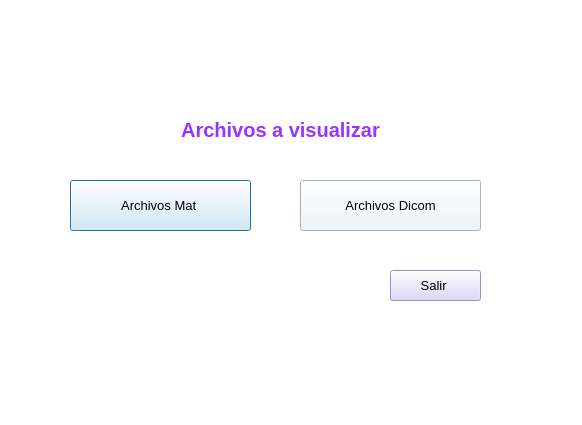
First picture: the form in Vista2.ui, repository CarlosSolano17/Trabajo-Final-Info-2, before the edit.
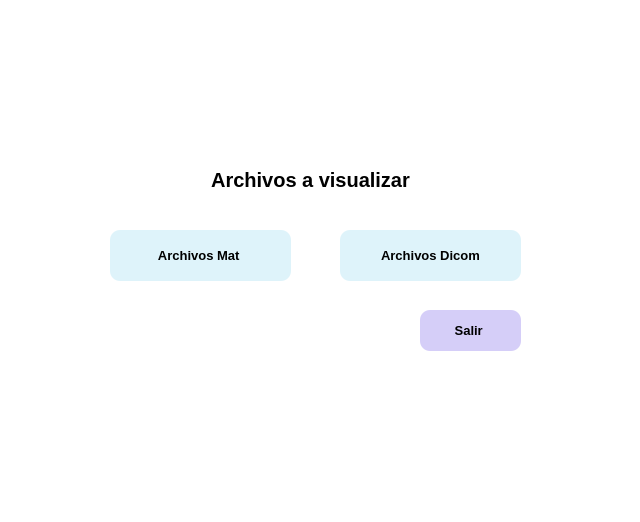
Second picture: the form after the edit. Icons and pictures are not drawn.

What changed in the file:
```diff
--- a/Vista2.ui
+++ b/Vista2.ui
@@ -6,8 +6,8 @@
    <rect>
     <x>0</x>
     <y>0</y>
-    <width>582</width>
-    <height>425</height>
+    <width>640</width>
+    <height>522</height>
    </rect>
   </property>
   <property name="font">
@@ -24,8 +24,8 @@
   <widget class="QPushButton" name="mat">
    <property name="geometry">
     <rect>
-     <x>70</x>
-     <y>180</y>
+     <x>110</x>
+     <y>230</y>
      <width>181</width>
      <height>51</height>
     </rect>
@@ -33,10 +33,11 @@
    <property name="font">
     <font>
      <pointsize>10</pointsize>
+     <bold>true</bold>
     </font>
    </property>
    <property name="styleSheet">
-    <string notr="true">background-color: rgb(222, 243, 250);</string>
+    <string notr="true">background-color: rgb(222, 243, 250);border-radius: 10px;</string>
    </property>
    <property name="text">
     <string>Archivos Mat </string>
@@ -45,8 +46,8 @@
   <widget class="QPushButton" name="dicom">
    <property name="geometry">
     <rect>
-     <x>300</x>
-     <y>180</y>
+     <x>340</x>
+     <y>230</y>
      <width>181</width>
      <height>51</height>
     </rect>
@@ -54,11 +55,12 @@
    <property name="font">
     <font>
      <pointsize>10</pointsize>
+     <bold>true</bold>
     </font>
    </property>
    <property name="styleSheet">
-    <string notr="true">background-color: rgb(244, 251, 252);
-background-color: rgb(234, 245, 249);</string>
+    <string notr="true">border-radius: 10px;
+background-color: rgb(222, 243, 250);</string>
    </property>
    <property name="text">
     <string>Archivos Dicom</string>
@@ -67,19 +69,20 @@
   <widget class="QPushButton" name="BotonSalir">
    <property name="geometry">
     <rect>
-     <x>390</x>
-     <y>270</y>
-     <width>91</width>
-     <height>31</height>
+     <x>420</x>
+     <y>310</y>
+     <width>101</width>
+     <height>41</height>
     </rect>
    </property>
    <property name="font">
     <font>
      <pointsize>10</pointsize>
+     <bold>true</bold>
     </font>
    </property>
    <property name="styleSheet">
-    <string notr="true">background-color: rgb(213, 206, 248);</string>
+    <string notr="true">background-color: rgb(213, 206, 248);border-radius: 10px;</string>
    </property>
    <property name="text">
     <string>Salir </string>
@@ -88,8 +91,8 @@
   <widget class="QLabel" name="label">
    <property name="geometry">
     <rect>
-     <x>130</x>
-     <y>100</y>
+     <x>160</x>
+     <y>150</y>
      <width>301</width>
      <height>61</height>
     </rect>
@@ -101,16 +104,16 @@
     </font>
    </property>
    <property name="text">
-    <string>&lt;html&gt;&lt;head/&gt;&lt;body&gt;&lt;p align=&quot;center&quot;&gt;&lt;span style=&quot; color:#9933ff;&quot;&gt;Archivos a visualizar&lt;/span&gt;&lt;/p&gt;&lt;/body&gt;&lt;/html&gt;</string>
+    <string>&lt;html&gt;&lt;head/&gt;&lt;body&gt;&lt;p align=&quot;center&quot;&gt;&lt;span style=&quot; color:#000000;&quot;&gt;Archivos a visualizar&lt;/span&gt;&lt;/p&gt;&lt;/body&gt;&lt;/html&gt;</string>
    </property>
   </widget>
   <widget class="QLabel" name="label_2">
    <property name="geometry">
     <rect>
-     <x>20</x>
-     <y>10</y>
-     <width>551</width>
-     <height>91</height>
+     <x>0</x>
+     <y>380</y>
+     <width>631</width>
+     <height>141</height>
     </rect>
    </property>
    <property name="text">
@@ -123,13 +126,13 @@
     <bool>true</bool>
    </property>
   </widget>
-  <widget class="QLabel" name="label_3">
+  <widget class="QLabel" name="label_4">
    <property name="geometry">
     <rect>
      <x>10</x>
-     <y>310</y>
-     <width>551</width>
-     <height>91</height>
+     <y>0</y>
+     <width>631</width>
+     <height>141</height>
     </rect>
    </property>
    <property name="text">
```
Left out of the diff: 6 changed lines with no effect on the pictures.
